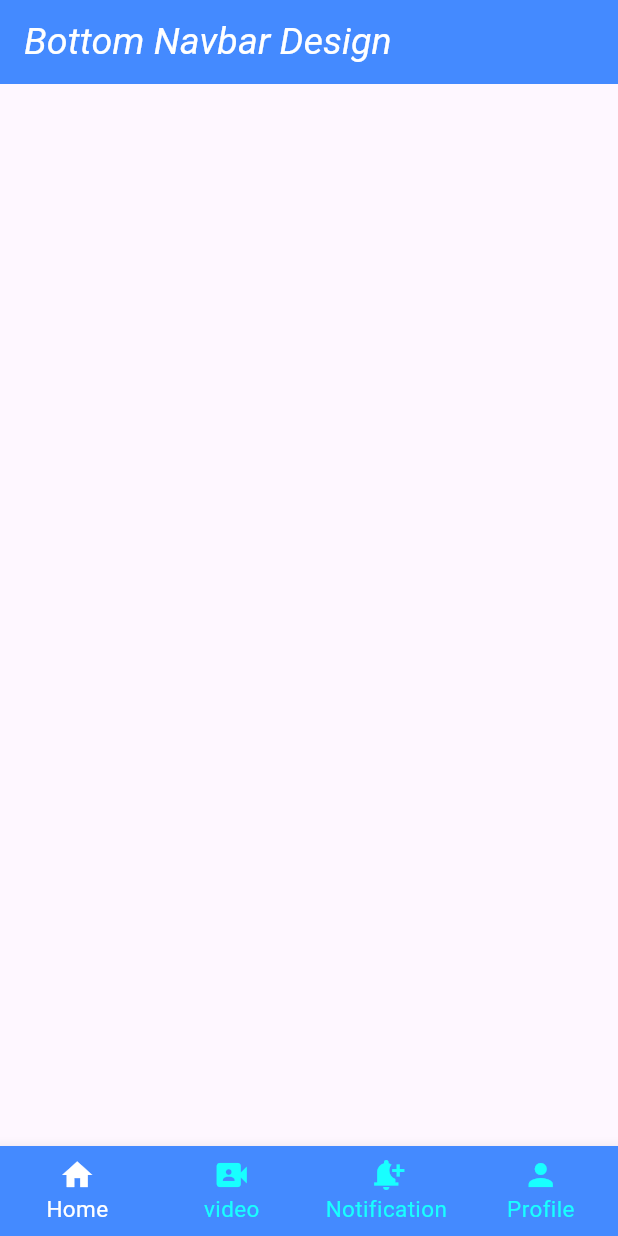
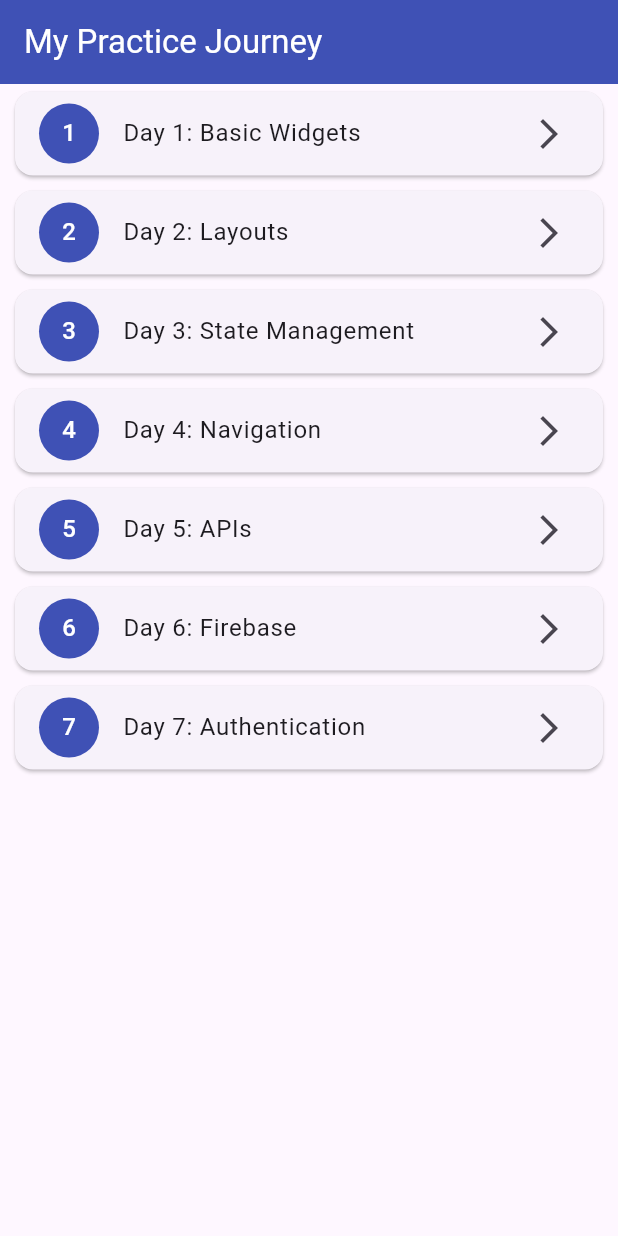
Before and after one commit to sayam-dev85/flutter-code, a Flutter app: the screen it shows after launch, on a phone screen of 412 x 824 dp. Run offline on Flutter 3.47's test engine with Material 3 defaults, Android fonts, the phone set to English and light mode, and no system bars.

Commit message:
just all requirement

```diff
--- a/lib/bottomNavigationBar/bottomNavigationBar.dart
+++ b/lib/bottomNavigationBar/bottomNavigationBar.dart
@@ -1,3 +1,4 @@
+/*
 import 'package:flutter/material.dart';
 
 void main() {
@@ -75,3 +76,4 @@ class BottomNavView extends StatelessWidget {
     );
   }
 }
+*/
--- a/lib/main.dart
+++ b/lib/main.dart
@@ -1,7 +1,8 @@
+import 'package:demoflutter/view/home_page_view.dart'; // আপনার HomePageView ফাইলটি ইমপোর্ট করুন
 import 'package:flutter/material.dart';
 
 void main() {
-  runApp(MyApp());
+  runApp(const MyApp());
 }
 
 class MyApp extends StatelessWidget {
@@ -9,69 +10,9 @@ class MyApp extends StatelessWidget {
 
   @override
   Widget build(BuildContext context) {
-    return MaterialApp(home: BottomNavView());
-  }
-}
-
-class BottomNavView extends StatelessWidget {
-  const BottomNavView({super.key});
-
-  MySnackBar(message, context) {
-    return ScaffoldMessenger.of(
-      context,
-    ).showSnackBar(SnackBar(content: Text(message)));
-  }
-
-  @override
-  Widget build(BuildContext context) {
-    return Scaffold(
-      // Appbar Design here
-      appBar: AppBar(
-        title: Text(
-          'Bottom Navbar Design',
-          style: TextStyle(
-            color: Colors.white,
-            fontSize: 25,
-            fontStyle: FontStyle.italic,
-          ),
-        ),
-        backgroundColor: Colors.blueAccent,
-      ),
-
-      bottomNavigationBar: BottomNavigationBar(
-        type: BottomNavigationBarType.fixed,
-        backgroundColor: Colors.blueAccent,
-        selectedItemColor: Colors.white,
-        unselectedItemColor: Colors.cyanAccent,
-        selectedFontSize: 15,
-        unselectedFontSize: 15,
-        currentIndex: 0,
-
-        items: [
-          BottomNavigationBarItem(icon: Icon(Icons.home), label: 'Home'),
-          BottomNavigationBarItem(
-            icon: Icon(Icons.video_camera_front),
-            label: 'video',
-          ),
-          BottomNavigationBarItem(
-            icon: Icon(Icons.notification_add),
-            label: 'Notification',
-          ),
-          BottomNavigationBarItem(icon: Icon(Icons.person), label: 'Profile'),
-        ],
-
-        onTap: (int index) {
-          if (index == 0) {
-            MySnackBar('Home page view', context);
-          } else if (index == 1) {
-            MySnackBar('Video page view', context);
-          } else if (index == 2) {
-            MySnackBar('Notification page view', context);
-          } else if (index == 3) {
-            MySnackBar('Profile page view', context);
-          }
-        },
-      ),
+    return const MaterialApp(
+      debugShowCheckedModeBanner: false,
+      home: HomePageView(), // HomePageView-কে হোম পেজ হিসেবে সেট করুন
     );
   }
 }
--- /dev/null
+++ b/lib/view/home_page_view.dart
@@ -0,0 +1,76 @@
+import 'package:flutter/material.dart';
+
+import '../day-1/day_1_page.dart';
+import '../partices/day_2_page.dart';
+
+class HomePageView extends StatelessWidget {
+  const HomePageView({super.key});
+  final List<String> practiceDays = const [
+    "Day 1: Basic Widgets",
+    "Day 2: Layouts",
+    "Day 3: State Management",
+    "Day 4: Navigation",
+    "Day 5: APIs",
+    "Day 6: Firebase",
+    "Day 7: Authentication",
+  ];
+
+  @override
+  Widget build(BuildContext context) {
+    return Scaffold(
+      appBar: AppBar(
+        title: const Text("My Practice Journey"),
+        backgroundColor: Colors.indigo,
+        foregroundColor: Colors.white,
+      ),
+      body: ListView.builder(
+        itemCount: practiceDays.length,
+        itemBuilder: (context, index) {
+          final day = practiceDays[index];
+          return Card(
+            margin: const EdgeInsets.symmetric(horizontal: 10, vertical: 5),
+            child: ListTile(
+              leading: CircleAvatar(
+                backgroundColor: Colors.indigo,
+                foregroundColor: Colors.white,
+                child: Text((index + 1).toString()),
+              ),
+              title: Text(day),
+              trailing: const Icon(Icons.arrow_forward_ios),
+              onTap: () {
+                // এইখানে আসল কাজটি হবে
+                navigateToPage(context, index);
+              },
+            ),
+          );
+        },
+      ),
+    );
+  }
+
+  void navigateToPage(BuildContext context, int index) {
+    Widget page;
+
+    switch (index) {
+      case 0:
+        page = const Day1Page();
+        break;
+      case 1:
+        page = const Day2Page();
+        break;
+      // case 2:
+      //   page = const Day3Page();
+      //   break;
+      default:
+        page = Scaffold(
+          appBar: AppBar(
+            title: Text(practiceDays[index]),
+            backgroundColor: Colors.grey,
+          ),
+          body: const Center(child: Text("এই পেজটি এখনো তৈরি হয়নি।")),
+        );
+        break;
+    }
+    Navigator.push(context, MaterialPageRoute(builder: (context) => page));
+  }
+}
```
Also changed, not shown: lib/day-1/day_1_page.dart (added, +27 -0 lines), lib/partices/day_2_page.dart (added, +33 -0 lines), lib/partices/practice_detail_page.dart (added, +48 -0 lines).
